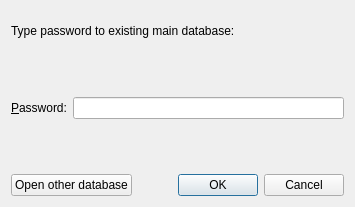
Qt form dialogs/PreviousPasswordDialog.ui (veaceslav/qpass-qt5) before a commit.
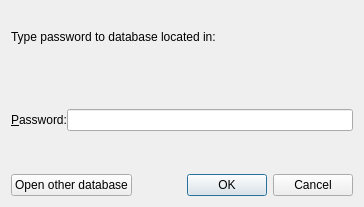
The same form after that commit.

Commit message: Added option to change default database

```diff
--- a/dialogs/PreviousPasswordDialog.ui
+++ b/dialogs/PreviousPasswordDialog.ui
@@ -6,7 +6,7 @@
    <rect>
     <x>0</x>
     <y>0</y>
-    <width>355</width>
+    <width>364</width>
     <height>207</height>
    </rect>
   </property>
@@ -16,6 +16,9 @@
   <layout class="QVBoxLayout" name="verticalLayout_2">
    <item>
     <layout class="QVBoxLayout" name="verticalLayout">
+     <property name="spacing">
+      <number>0</number>
+     </property>
      <property name="sizeConstraint">
       <enum>QLayout::SetMaximumSize</enum>
      </property>
@@ -23,20 +26,64 @@
       <number>10</number>
      </property>
      <item>
-      <widget class="QLabel" name="label">
-       <property name="maximumSize">
-        <size>
-         <width>16777215</width>
-         <height>20</height>
-        </size>
+      <widget class="QWidget" name="widget" native="true">
+       <property name="sizePolicy">
+        <sizepolicy hsizetype="Preferred" vsizetype="Minimum">
+         <horstretch>0</horstretch>
+         <verstretch>0</verstretch>
+        </sizepolicy>
        </property>
-       <property name="text">
-        <string>Type password to existing main database:</string>
-       </property>
+       <layout class="QVBoxLayout" name="verticalLayout_3">
+        <property name="leftMargin">
+         <number>0</number>
+        </property>
+        <property name="rightMargin">
+         <number>0</number>
+        </property>
+        <item>
+         <widget class="QLabel" name="label_3">
+          <property name="maximumSize">
+           <size>
+            <width>16777215</width>
+            <height>20</height>
+           </size>
+          </property>
+          <property name="text">
+           <string>Type password to database located in:</string>
+          </property>
+         </widget>
+        </item>
+        <item>
+         <widget class="QLabel" name="databaseLocationLabel">
+          <property name="text">
+           <string/>
+          </property>
+          <property name="wordWrap">
+           <bool>false</bool>
+          </property>
+         </widget>
+        </item>
+       </layout>
       </widget>
      </item>
+     <item>
+      <spacer name="verticalSpacer">
+       <property name="orientation">
+        <enum>Qt::Vertical</enum>
+       </property>
+       <property name="sizeHint" stdset="0">
+        <size>
+         <width>20</width>
+         <height>40</height>
+        </size>
+       </property>
+      </spacer>
+     </item>
      <item>
       <layout class="QFormLayout" name="formLayout">
+       <property name="sizeConstraint">
+        <enum>QLayout::SetDefaultConstraint</enum>
+       </property>
        <property name="fieldGrowthPolicy">
         <enum>QFormLayout::ExpandingFieldsGrow</enum>
        </property>
@@ -68,6 +115,19 @@
        </item>
       </layout>
      </item>
+     <item>
+      <spacer name="verticalSpacer_2">
+       <property name="orientation">
+        <enum>Qt::Vertical</enum>
+       </property>
+       <property name="sizeHint" stdset="0">
+        <size>
+         <width>20</width>
+         <height>40</height>
+        </size>
+       </property>
+      </spacer>
+     </item>
     </layout>
    </item>
    <item>
```
The commit also changes 7 other files.
